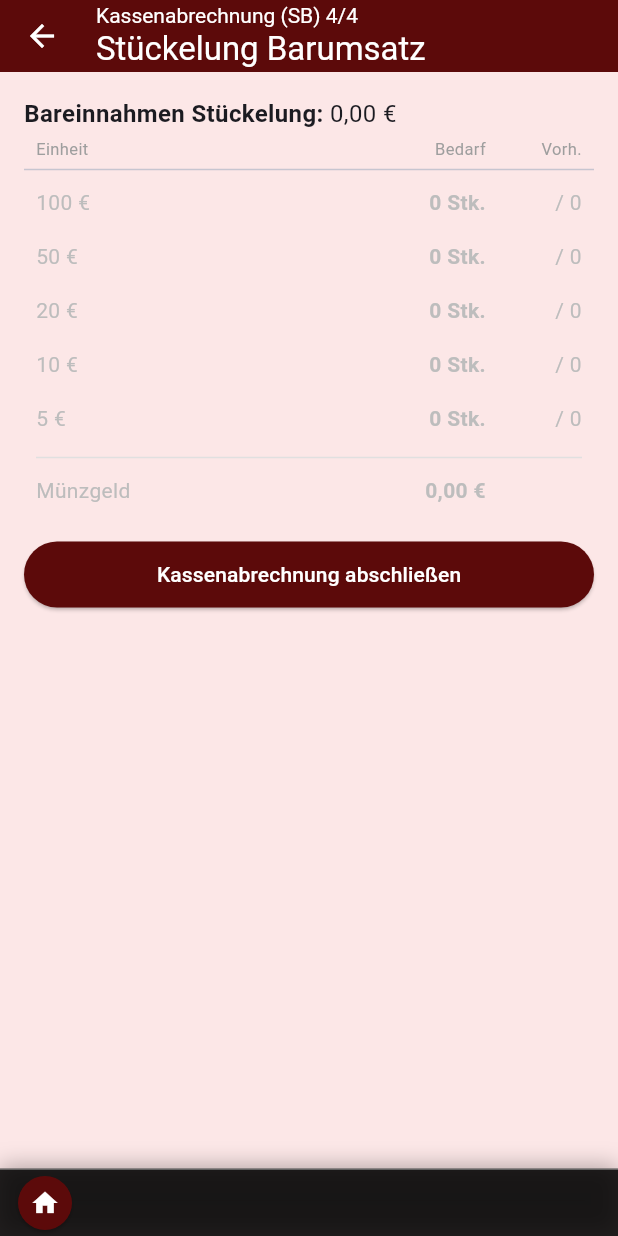
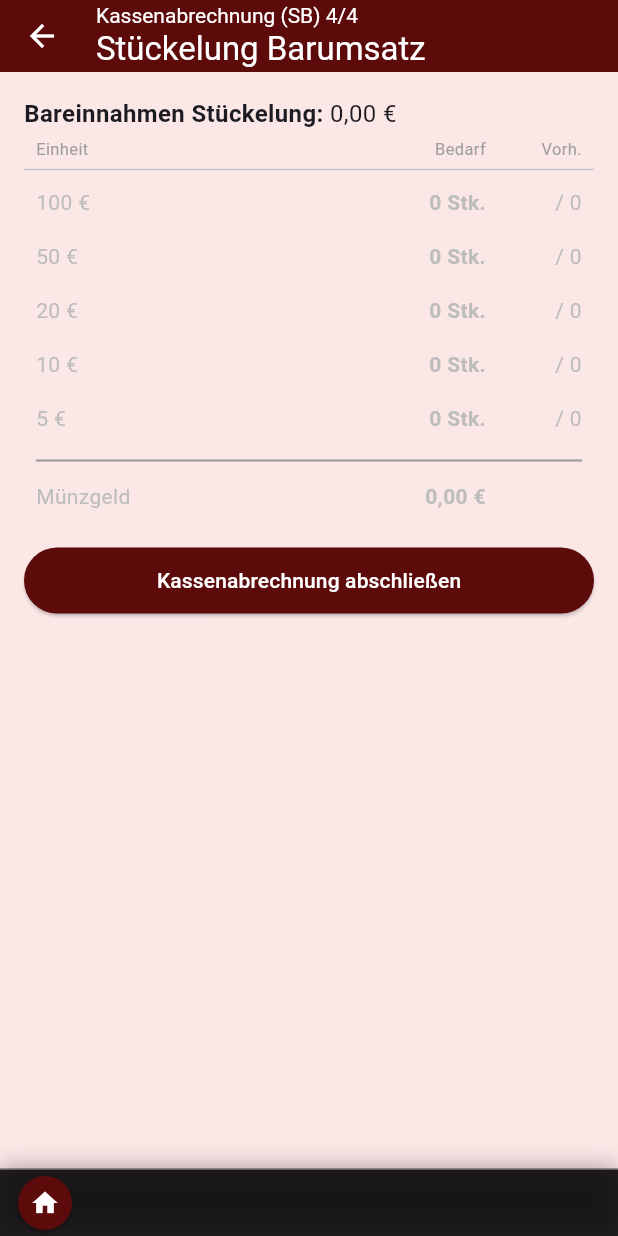
Before and after one commit to pacodemant/kino-tagesabschluss, a Flutter app: the StueckelungVorschlagSeite screen opened directly with empty values, on a phone screen of 412 x 824 dp. Run offline on Flutter 3.47's test engine with Material 3 defaults, Android fonts, the phone set to English and light mode, and no system bars; our stand-ins replace google_fonts, shared_preferences; missing offline and left inert: dart:js_interop; accounts and stored records are empty; network calls fail.

Commit message:
Run 231: Stückelung — Trennlinie zwischen Scheinen und Münzen sichtbarer

```diff
--- a/lib/pages/stueckelung_vorschlag_seite.dart
+++ b/lib/pages/stueckelung_vorschlag_seite.dart
@@ -278,9 +278,9 @@ class StueckelungVorschlagSeite extends StatelessWidget {
 
       case _ZeilenArt.trennlinie:
         return Divider(
-          height: 12,
-          thickness: 1,
-          color: Colors.grey.shade300,
+          height: 16,
+          thickness: 1.5,
+          color: Colors.grey.shade500,
           indent: 8,
           endIndent: 8,
         );
```
Also changed, not shown: .dev/run_counter.txt, 1 other file.
